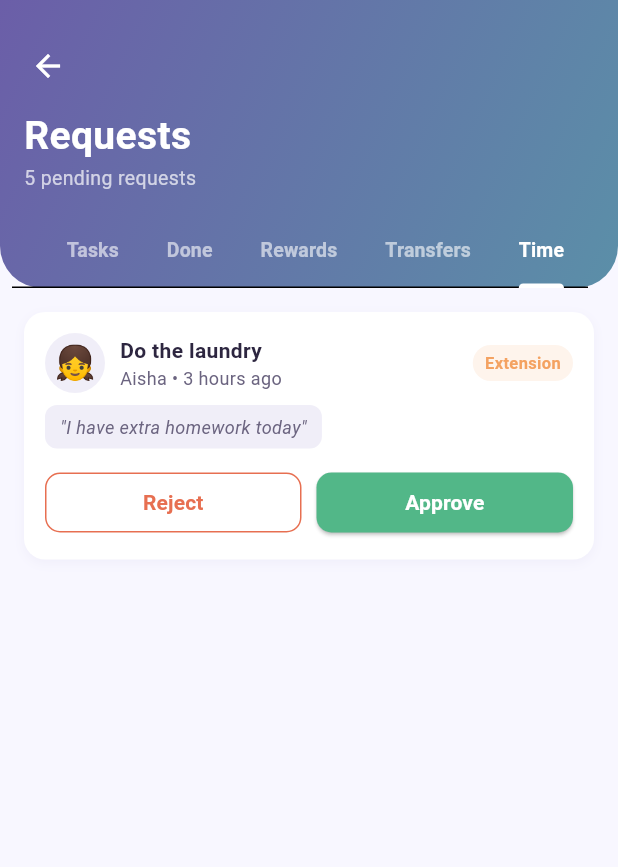
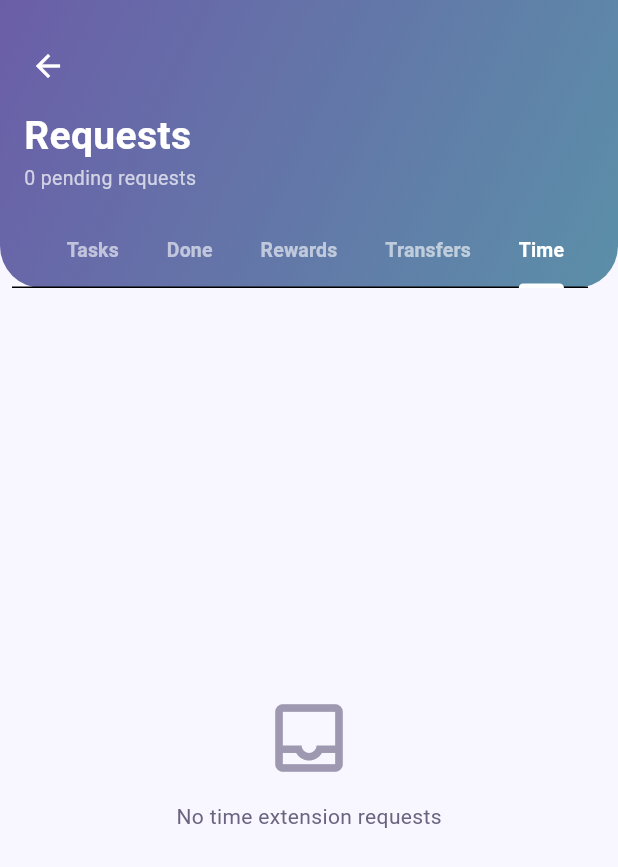
Before and after one commit to Moha-gh7/FamilyLink, a Flutter app: the RequestsScreen screen opened directly, tab 5 chosen, on a phone screen of 412 x 824 dp. Shown: the top 867 px of the screen. Run offline on Flutter 3.47's test engine with Material 3 defaults, Android fonts, the phone set to English and light mode, and no system bars; our stand-ins replace flutter_riverpod, supabase_flutter; accounts and stored records are empty; Roboto replaces fonts that are missing (SF Pro Display).

Commit message:
Refactor RequestsScreen to load tasks dynamically and remove hardcoded data

```diff
--- a/lib/screens/requests_screen.dart
+++ b/lib/screens/requests_screen.dart
@@ -1,5 +1,6 @@
 import 'package:flutter/material.dart';
 import '../theme.dart';
+import '../services/data_service.dart';
 
 class RequestsScreen extends StatefulWidget {
   const RequestsScreen({super.key});
@@ -11,60 +12,25 @@ class RequestsScreen extends StatefulWidget {
 class _RequestsScreenState extends State<RequestsScreen>
     with SingleTickerProviderStateMixin {
   late TabController _tabController;
+  final _dataService = DataService();
 
-  final List<Map<String, dynamic>> doneTasks = [
-    {
-      'emoji': '👦',
-      'name': 'Yusuf',
-      'task': 'Clean your bedroom',
-      'points': 30,
-      'time': '2 hours ago',
-      'hasPhoto': true,
-    },
-    {
-      'emoji': '👧',
-      'name': 'Aisha',
-      'task': 'Wash the dishes',
-      'points': 20,
-      'time': '5 hours ago',
-      'hasPhoto': true,
-    },
-  ];
-
-  final List<Map<String, dynamic>> transfers = [
-    {
-      'emoji': '👦',
-      'name': 'Yusuf',
-      'task': 'Take out the trash',
-      'transferTo': 'Aisha',
-      'time': '1 hour ago',
-    },
-  ];
-
-  final List<Map<String, dynamic>> timeRequests = [
-    {
-      'emoji': '👧',
-      'name': 'Aisha',
-      'task': 'Do the laundry',
-      'reason': 'I have extra homework today',
-      'time': '3 hours ago',
-    },
-  ];
-
-  final List<Map<String, dynamic>> rewardRequests = [
-    {
-      'emoji': '👦',
-      'name': 'Yusuf',
-      'reward': 'Movie Night',
-      'points': 200,
-      'time': '1 day ago',
-    },
-  ];
+  List<Map<String, dynamic>> _doneTasks = [];
+  bool _isLoading = true;
 
   @override
   void initState() {
     super.initState();
     _tabController = TabController(length: 5, vsync: this);
+    _loadData();
+  }
+
+  Future<void> _loadData() async {
+    setState(() => _isLoading = true);
+    final tasks = await _dataService.getPendingApprovals();
+    setState(() {
+      _doneTasks = tasks;
+      _isLoading = false;
+    });
   }
 
   @override
@@ -99,7 +65,8 @@ class _RequestsScreenState extends State<RequestsScreen>
                 crossAxisAlignment: CrossAxisAlignment.start,
                 children: [
                   IconButton(
-                    icon: const Icon(Icons.arrow_back, color: Colors.white),
+                    icon: const Icon(Icons.arrow_back,
+                        color: Colors.white),
                     onPressed: () => Navigator.pop(context),
                     padding: EdgeInsets.zero,
                   ),
@@ -118,14 +85,13 @@ class _RequestsScreenState extends State<RequestsScreen>
                   Padding(
                     padding: const EdgeInsets.only(left: 8, bottom: 16),
                     child: Text(
-                      '${doneTasks.length + transfers.length + timeRequests.length + rewardRequests.length} pending requests',
+                      '${_doneTasks.length} pending requests',
                       style: const TextStyle(
                         fontSize: 13,
                         color: Colors.white70,
                       ),
                     ),
                   ),
-                  // Tabs
                   TabBar(
                     controller: _tabController,
                     isScrollable: true,
@@ -150,14 +116,18 @@ class _RequestsScreenState extends State<RequestsScreen>
 
             // Tab content
             Expanded(
-              child: TabBarView(
+              child: _isLoading
+                  ? const Center(
+                      child: CircularProgressIndicator(
+                          color: AppTheme.primary))
+                  : TabBarView(
                       controller: _tabController,
                       children: [
                         _emptyTab('No pending task requests'),
                         _doneTab(),
-                  _rewardsTab(),
-                  _transfersTab(),
-                  _timeTab(),
+                        _emptyTab('No reward requests pending'),
+                        _emptyTab('No transfer requests pending'),
+                        _emptyTab('No time extension requests'),
                       ],
                     ),
             ),
@@ -172,7 +142,8 @@ class _RequestsScreenState extends State<RequestsScreen>
       child: Column(
         mainAxisAlignment: MainAxisAlignment.center,
         children: [
-          Icon(Icons.inbox_outlined, size: 60, color: AppTheme.textLight),
+          Icon(Icons.inbox_outlined,
+              size: 60, color: AppTheme.textLight),
           const SizedBox(height: 12),
           Text(
             message,
@@ -187,20 +158,28 @@ class _RequestsScreenState extends State<RequestsScreen>
   }
 
   Widget _doneTab() {
-    if (doneTasks.isEmpty) return _emptyTab('No completed tasks pending');
-    return ListView.builder(
+    if (_doneTasks.isEmpty) {
+      return _emptyTab('No completed tasks pending approval');
+    }
+    return RefreshIndicator(
+      onRefresh: _loadData,
+      color: AppTheme.primary,
+      child: ListView.builder(
         padding: const EdgeInsets.all(16),
-      itemCount: doneTasks.length,
+        itemCount: _doneTasks.length,
         itemBuilder: (context, index) {
-        final task = doneTasks[index];
+          final task = _doneTasks[index];
+          final assignedUser = task['assigned_user'];
+          final avatar = assignedUser?['avatar'] ?? '👤';
+          final name = assignedUser?['name'] ?? 'Unknown';
+
           return _requestCard(
-          emoji: task['emoji'],
-          title: task['task'],
-          subtitle: '${task['name']} • ${task['time']}',
+            emoji: avatar,
+            title: task['title'] ?? '',
+            subtitle: '$name • ${task['points']} pts',
             tag: '${task['points']} pts',
             tagColor: AppTheme.primary,
-          extraWidget: task['hasPhoto']
-              ? Container(
+            extraWidget: Container(
               margin: const EdgeInsets.only(top: 8),
               padding: const EdgeInsets.symmetric(
                   horizontal: 10, vertical: 6),
@@ -214,104 +193,45 @@ class _RequestsScreenState extends State<RequestsScreen>
                   Icon(Icons.photo_camera_outlined,
                       size: 14, color: AppTheme.primary),
                   SizedBox(width: 4),
-                      Text('Photo proof uploaded',
+                  Text('Waiting for photo proof',
                       style: TextStyle(
                           fontSize: 11, color: AppTheme.primary)),
                 ],
               ),
-                )
-              : null,
-          onApprove: () => setState(() => doneTasks.removeAt(index)),
-          onReject: () => setState(() => doneTasks.removeAt(index)),
+            ),
+            onApprove: () async {
+              final assignedTo = task['assigned_to'];
+              final points = task['points'] as int;
+              final success = await _dataService.approveTask(
+                  task['id'], points, assignedTo);
+              if (success) {
+                _loadData();
+                if (mounted) {
+                  ScaffoldMessenger.of(context).showSnackBar(
+                    const SnackBar(
+                      content: Text('Task approved! Points added ✅'),
+                      backgroundColor: AppTheme.success,
+                    ),
+                  );
+                }
+              }
+            },
+            onReject: () async {
+              await _dataService.updateTaskStatus(
+                  task['id'], 'Pending');
+              _loadData();
+              if (mounted) {
+                ScaffoldMessenger.of(context).showSnackBar(
+                  const SnackBar(
+                    content: Text('Task rejected — sent back to Pending'),
+                    backgroundColor: AppTheme.error,
+                  ),
+                );
+              }
+            },
           );
         },
-    );
-  }
-
-  Widget _rewardsTab() {
-    if (rewardRequests.isEmpty) {
-      return _emptyTab('No reward requests pending');
-    }
-    return ListView.builder(
-      padding: const EdgeInsets.all(16),
-      itemCount: rewardRequests.length,
-      itemBuilder: (context, index) {
-        final reward = rewardRequests[index];
-        return _requestCard(
-          emoji: reward['emoji'],
-          title: '${reward['name']} wants: ${reward['reward']}',
-          subtitle: reward['time'],
-          tag: '${reward['points']} pts',
-          tagColor: AppTheme.warning,
-          onApprove: () =>
-              setState(() => rewardRequests.removeAt(index)),
-          onReject: () =>
-              setState(() => rewardRequests.removeAt(index)),
-          approveLabel: 'Fulfilled',
-        );
-      },
-    );
-  }
-
-  Widget _transfersTab() {
-    if (transfers.isEmpty) {
-      return _emptyTab('No transfer requests pending');
-    }
-    return ListView.builder(
-      padding: const EdgeInsets.all(16),
-      itemCount: transfers.length,
-      itemBuilder: (context, index) {
-        final transfer = transfers[index];
-        return _requestCard(
-          emoji: transfer['emoji'],
-          title: transfer['task'],
-          subtitle:
-              '${transfer['name']} → ${transfer['transferTo']} • ${transfer['time']}',
-          tag: 'Transfer',
-          tagColor: AppTheme.secondary,
-          onApprove: () => setState(() => transfers.removeAt(index)),
-          onReject: () => setState(() => transfers.removeAt(index)),
-        );
-      },
-    );
-  }
-
-  Widget _timeTab() {
-    if (timeRequests.isEmpty) {
-      return _emptyTab('No time extension requests');
-    }
-    return ListView.builder(
-      padding: const EdgeInsets.all(16),
-      itemCount: timeRequests.length,
-      itemBuilder: (context, index) {
-        final req = timeRequests[index];
-        return _requestCard(
-          emoji: req['emoji'],
-          title: req['task'],
-          subtitle: '${req['name']} • ${req['time']}',
-          tag: 'Extension',
-          tagColor: AppTheme.warning,
-          extraWidget: Container(
-            margin: const EdgeInsets.only(top: 8),
-            padding:
-                const EdgeInsets.symmetric(horizontal: 10, vertical: 6),
-            decoration: BoxDecoration(
-              color: AppTheme.cardBg,
-              borderRadius: BorderRadius.circular(8),
       ),
-            child: Text(
-              '"${req['reason']}"',
-              style: const TextStyle(
-                fontSize: 12,
-                color: AppTheme.textMedium,
-                fontStyle: FontStyle.italic,
-              ),
-            ),
-          ),
-          onApprove: () => setState(() => timeRequests.removeAt(index)),
-          onReject: () => setState(() => timeRequests.removeAt(index)),
-        );
-      },
     );
   }
 
@@ -353,8 +273,8 @@ class _RequestsScreenState extends State<RequestsScreen>
                   borderRadius: BorderRadius.circular(20),
                 ),
                 child: Center(
-                  child:
-                      Text(emoji, style: const TextStyle(fontSize: 22)),
+                  child: Text(emoji,
+                      style: const TextStyle(fontSize: 22)),
                 ),
               ),
               const SizedBox(width: 10),
```
Lines whose indentation alone changed are shown as unchanged.
